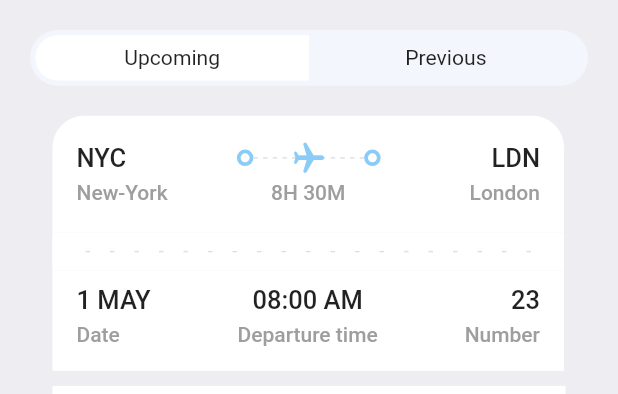
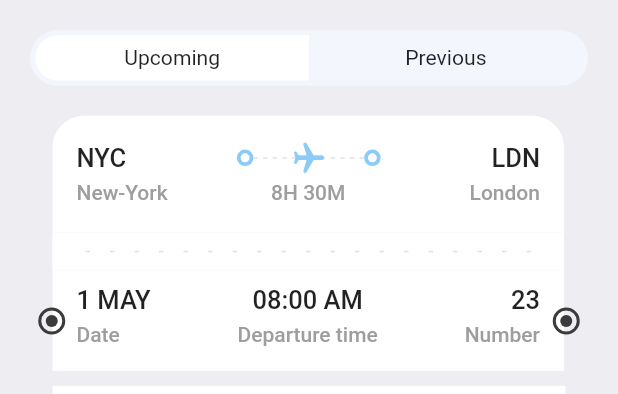
Before and after one commit to fhgaha/BookTicketsApp, a Flutter app: the TicketScreen screen opened directly, on a phone screen of 412 x 824 dp, the part 135-529 px from its top. Run offline on Flutter 3.47's test engine with Material 2 defaults, Android fonts, the phone set to English and light mode, and no system bars; drawn by our look-alikes of barcode_widget; our stand-ins replace fluentui_icons, gap, get; missing offline and left inert: barcode.

Commit message:
ticket screen black circles

```diff
--- a/lib/screens/ticket_screen.dart
+++ b/lib/screens/ticket_screen.dart
@@ -156,6 +156,38 @@ class TicketScreen extends StatelessWidget {
                   child: TicketView(ticket: ticketList[0])),
             ],
           ),
+          //left black circle
+          Positioned(
+            left: AppLayout.getHeight(25.5),
+            top: AppLayout.getHeight(295),
+            child: Container(
+              padding: EdgeInsets.all(3),
+              decoration: BoxDecoration(
+                shape: BoxShape.circle,
+                border: Border.all(color: Styles.textColor, width: 2),
+              ),
+              child: CircleAvatar(
+                backgroundColor: Styles.textColor,
+                maxRadius: 4,
+              ),
+            ),
+          ),
+          //right black circle
+          Positioned(
+            right: AppLayout.getHeight(25.5),
+            top: AppLayout.getHeight(295),
+            child: Container(
+              padding: EdgeInsets.all(3),
+              decoration: BoxDecoration(
+                shape: BoxShape.circle,
+                border: Border.all(color: Styles.textColor, width: 2),
+              ),
+              child: CircleAvatar(
+                backgroundColor: Styles.textColor,
+                maxRadius: 4,
+              ),
+            ),
+          ),
         ],
       ),
     );
```
